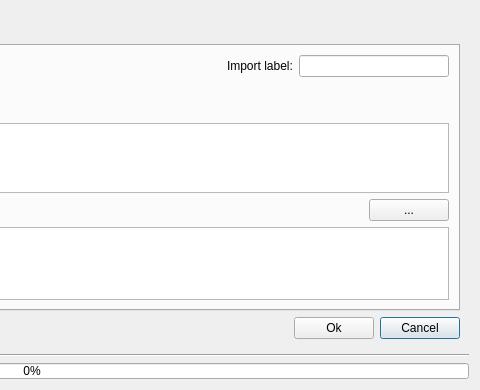
Before: the Qt Designer form ui/csv2pg.ui in Giswater/giswater_qgis_plugin, drawn with Qt 5; both pictures show x 416 to 896 and y 0 to 390 of the 896 by 390 pixel window.
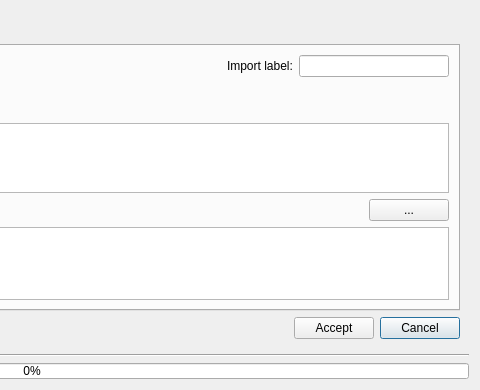
After: the same form once the commit is applied.

Diff of the .ui file:
```diff
--- a/ui/csv2pg.ui
+++ b/ui/csv2pg.ui
@@ -49,7 +49,7 @@
         <item row="0" column="1">
          <widget class="QPushButton" name="btn_accept">
           <property name="text">
-           <string>Ok</string>
+           <string>Accept</string>
           </property>
          </widget>
         </item>
```
Left out of the diff: 14 changed lines with no effect on the pictures.
